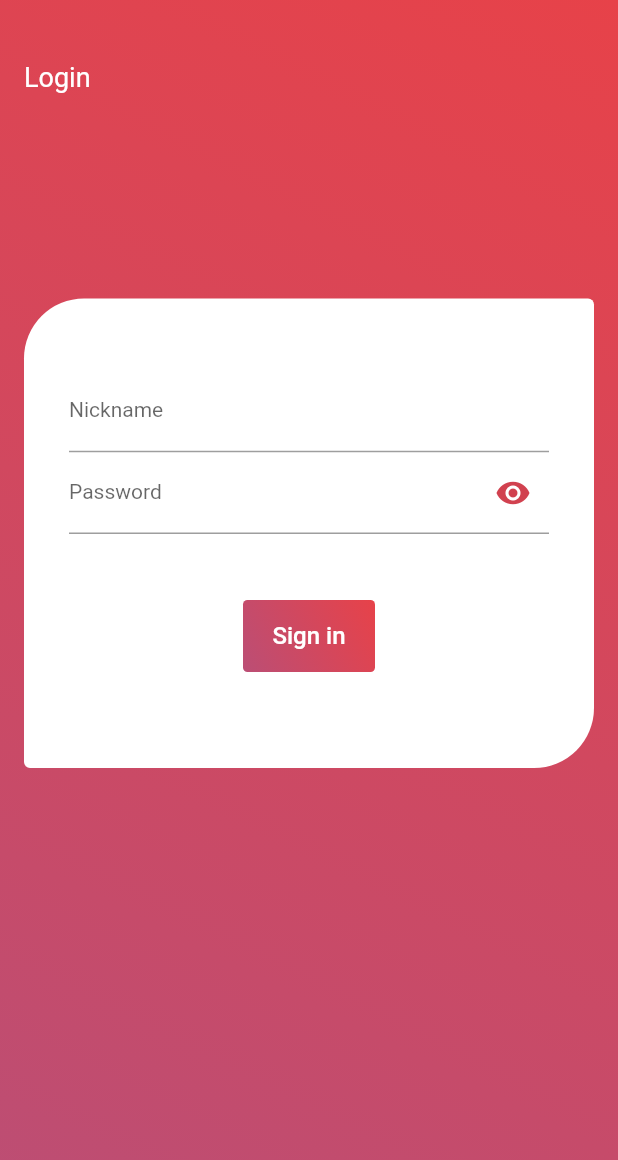
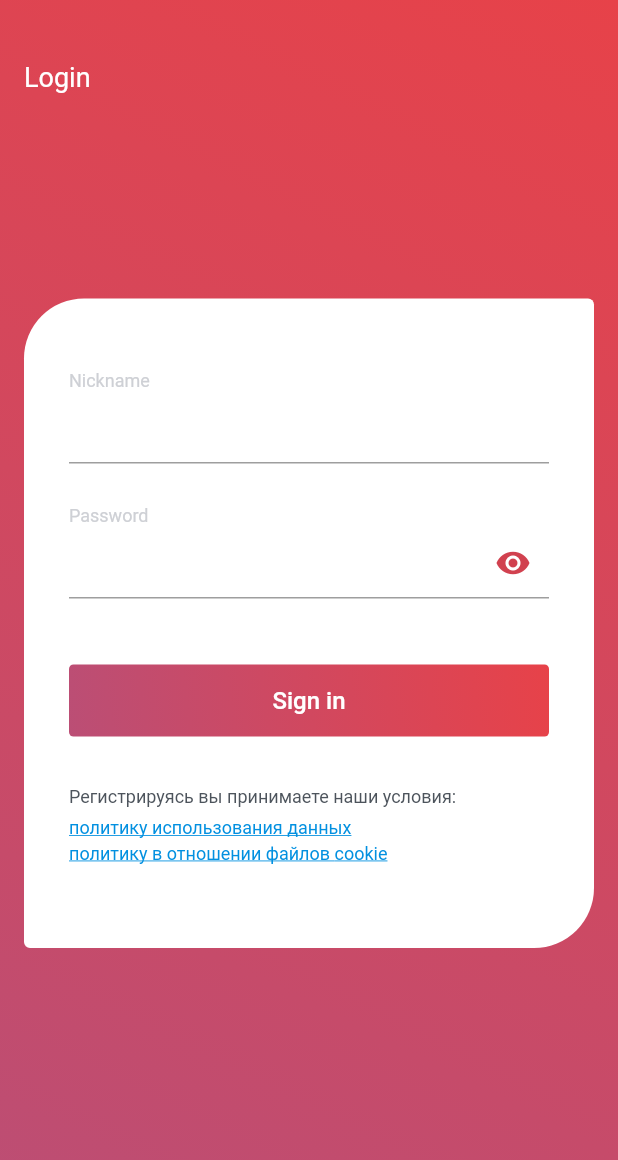
Before and after one commit to VadimKoylov/fitness_app, a Flutter app: the screen it shows after launch, on a phone screen of 412 x 824 dp. Shown: the top 1160 px of the screen. Run offline on Flutter 3.47's test engine with Material 2 defaults, Android fonts, the phone set to English and light mode, and no system bars; our stand-ins replace dio, fluttertoast.

Commit message:
готово для отправки на суд

```diff
--- /dev/null
+++ b/lib/news/news_data.dart
@@ -0,0 +1,24 @@
+class NewsData {
+
+  String? caption;
+  String firstName;
+  String lastName;
+
+  NewsData({
+    this.caption,
+    required this.firstName,
+    required this.lastName
+});
+
+  factory NewsData.fromJson(Map<String, dynamic> json) => NewsData(
+      caption: json["caption"],
+      firstName: json["user"]['firstName'],
+      lastName: json["user"]['lastName']
+  );
+
+  Map<String, dynamic> toJson() => {
+    "caption": caption,
+    "firstName": firstName,
+    "lastName": lastName
+  };
+}
--- a/lib/sign_up/sign_up.dart
+++ b/lib/sign_up/sign_up.dart
@@ -1,15 +1,17 @@
+import 'package:fitness_app/request/request.dart';
 import 'package:flutter/cupertino.dart';
 import 'package:flutter/material.dart';
 import 'package:flutter/services.dart';
+import 'package:fitness_app/news/news.dart';
 
 class SignUp extends StatefulWidget {
   @override
   State<StatefulWidget> createState() {
-    return SignUpState();
+    return _SignUpState();
   }
 }
 
-class SignUpState extends State<SignUp> {
+class _SignUpState extends State<SignUp> {
 
   bool _isButtonEnabled = false;
 
@@ -19,7 +21,7 @@ class SignUpState extends State<SignUp> {
   bool checkConditions() {
     String nickname = _nicknameController.value.text;
     String password = _passwordController.value.text;
-    if (nickname.isNotEmpty && password.isNotEmpty)
+    if (nickname.isNotEmpty && password.isNotEmpty && (password.length >= 3) )
       {
         return true;
       } else {
@@ -29,13 +31,22 @@ class SignUpState extends State<SignUp> {
 
   void startNewsPage() {
     FocusScope.of(context).unfocus();
-    ScaffoldMessenger.of(context).showSnackBar(SnackBar(
-      content: Text("Тост"),
-    ));
+
     if (checkConditions()) {
+      Request request = new Request();
+      Future<String> token = request.getToken();
 
+      token.then((value) {
+        if (value == "Bad connection") {
+          ScaffoldMessenger.of(context).showSnackBar(SnackBar(
+              content: Text("Не удалось подключиться"),
+          ));
+        } else {
+          Navigator.push(context,
+              MaterialPageRoute(builder: (context) => News(value)));
+        }
+      });
     }
-
   }
 
   @override
@@ -78,7 +89,7 @@ class SignUpState extends State<SignUp> {
   Widget _autarization(BuildContext context) {
     return Container(
       padding: EdgeInsets.only(left: 16,right: 16, top: 137),
-      height: 450,
+      height: 570,
       color: Colors.transparent,
       child: Container(
         decoration: BoxDecoration(
@@ -90,28 +101,43 @@ class SignUpState extends State<SignUp> {
             bottomRight: const Radius.circular(40)
           )
           ),
-        child:
-            Container(
+          child: Container(
               padding: EdgeInsets.only(top: 48, left: 30, right: 30),
               child: Column(
                 children: [
+                  Container(
+                    alignment: Alignment.centerLeft,
+                    child: Text("Nickname",
+                      style: TextStyle(color: const Color(0xFFCED0D5),
+                          fontSize: 12, fontFamily: 'Roboto'),
+                    ),
+                  ),
+
                   TextField(
-                    style: TextStyle(fontSize: 14),
-                    decoration: InputDecoration(
-                      labelText: "Nickname",
-                    ),
+                    style: TextStyle(color: const Color(0xFF252627),
+                    fontFamily: 'Roboto', fontSize: 14),
                     controller: _nicknameController,
                     inputFormatters: [
                       FilteringTextInputFormatter.allow(RegExp('[a-zA-z]'))
                     ],
                   ),
 
+                  Container(
+                    alignment: Alignment.centerLeft,
+                    padding: EdgeInsets.only(top: 28),
+                    child: Text("Password",
+                      style: TextStyle(color: const Color(0xFFCED0D5),
+                          fontSize: 12, fontFamily: 'Roboto'),
+                    ),
+                  ),
+
                   TextField(
                     obscureText: _isHidden,
-                    style: TextStyle(fontSize: 14),
+                    obscuringCharacter: "*",
+                    style: TextStyle(color: const Color(0xFF252627),
+                        fontFamily: 'Roboto', fontSize: 14),
                     controller: _passwordController,
                     decoration: InputDecoration(
-                      labelText: "Password",
                       suffixIcon: IconButton(
                         icon: Icon(
                             _isHidden
@@ -134,6 +160,7 @@ class SignUpState extends State<SignUp> {
 
                   Container(
                     padding: EdgeInsets.only(top: 44),
+                    width: double.infinity,
                     child: Container(
                         decoration: BoxDecoration(
                             borderRadius: BorderRadius.all(const Radius.circular(3)),
@@ -156,6 +183,37 @@ class SignUpState extends State<SignUp> {
                         )
                     ),
                   ),
+
+                  Container(
+                    padding: EdgeInsets.only(top: 30),
+                    height: 51,
+                    alignment: Alignment.centerLeft,
+                    child: Text("Регистрируясь вы принимаете наши условия:",
+                      style: TextStyle(color: const Color(0xFF4D545C),
+                        fontSize: 12, fontFamily: 'Roboto'),
+                    ),
+                  ),
+
+                  Container(
+                    padding: EdgeInsets.only(top: 1),
+                    height: 19,
+                    alignment: Alignment.centerLeft,
+                    child: Text("политику использования данных",
+                      style: TextStyle(color: const Color(0xFF0290E0),
+                          fontSize: 12, fontFamily: 'Roboto',
+                        decoration: TextDecoration.underline),
+                    ),
+                  ),
+
+                  Container(
+                    padding: EdgeInsets.only(top: 1),
+                    alignment: Alignment.centerLeft,
+                    child: Text("политику в отношении файлов cookie",
+                      style: TextStyle(color: const Color(0xFF0290E0),
+                          fontSize: 12, fontFamily: 'Roboto',
+                          decoration: TextDecoration.underline),
+                    ),
+                  )
                 ],
               ),
             )
--- a/pubspec.yaml
+++ b/pubspec.yaml
@@ -21,6 +21,8 @@ environment:
   sdk: ">=2.12.0 <3.0.0"
 
 dependencies:
+  fluttertoast: ^8.0.7
+  dio: ^4.0.0
   flutter:
     sdk: flutter
 
@@ -38,6 +40,10 @@ dev_dependencies:
 
 # The following section is specific to Flutter.
 flutter:
+
+  assets:
+    - image/photo.png
+    - image/comment.png
 
   # The following line ensures that the Material Icons font is
   # included with your application, so that you can use the icons in
```
Also changed, not shown: lib/news/news.dart (added, +108 -0 lines), lib/news/news_items.dart (added, +150 -0 lines), lib/request/request.dart (added, +45 -0 lines), image/comment.png (added), image/photo.png (added), pubspec.lock, 1 other file.
